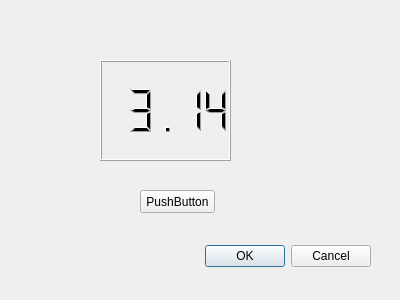
The window that PythonTest.ui (Brac24/PythonTestProject) describes before a commit, drawn with Qt 5.
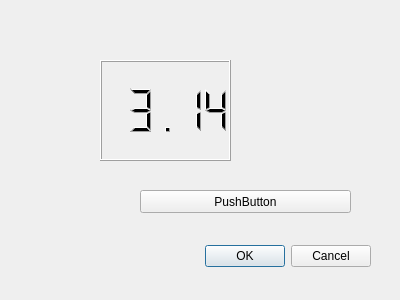
The same window after the commit.

Commit message: changed button size

```diff
--- a/PythonTest.ui
+++ b/PythonTest.ui
@@ -47,7 +47,7 @@
     <rect>
      <x>140</x>
      <y>190</y>
-     <width>75</width>
+     <width>211</width>
      <height>23</height>
     </rect>
    </property>
```
